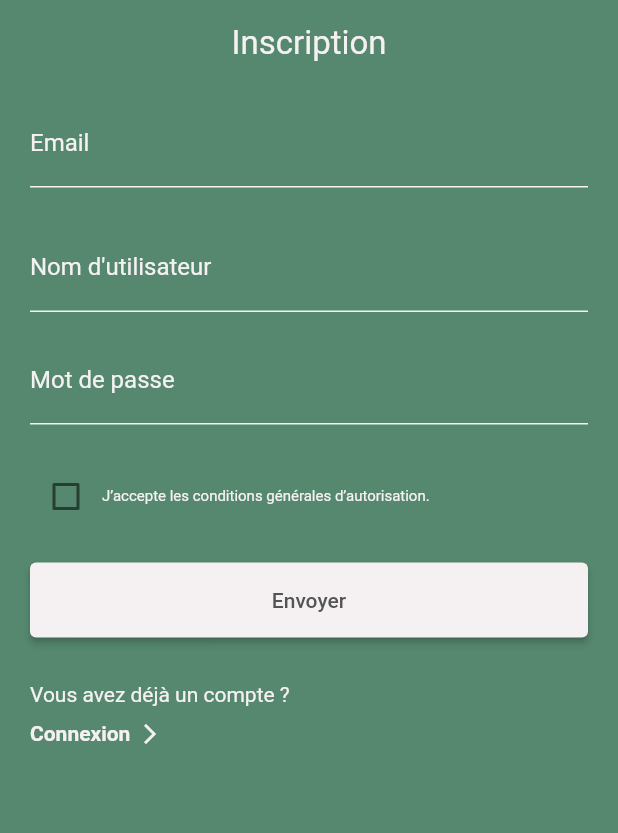
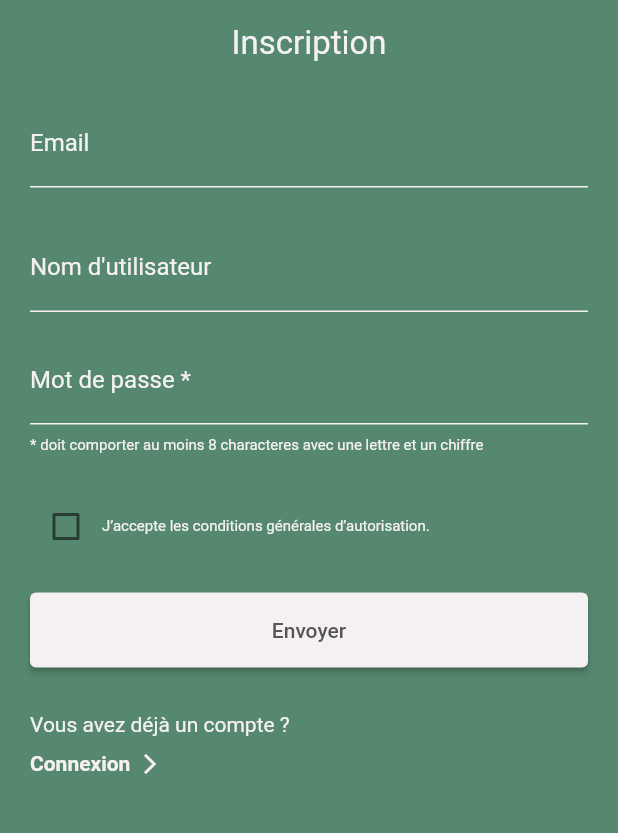
Before and after one commit to PintoJody/SmokeHelper, a Flutter app: the RegisterView screen opened by its route, on a phone screen of 412 x 824 dp, the part 300-1133 px from its top. Run offline on Flutter 3.47's test engine with Material 2 defaults, Android fonts, the phone set to English and light mode, and no system bars; our stand-ins replace flutter_bluetooth_serial, flutter_secure_storage, flutter_svg, shared_preferences; missing offline and left inert: dart:ffi; accounts and stored records are empty; network calls fail.

Commit message:
update input

```diff
--- a/lib/view/registerView.dart
+++ b/lib/view/registerView.dart
@@ -133,7 +133,7 @@ class _RegisterView extends State<RegisterView> {
                 const SizedBox(height: 16.0),
                 TextFormField(
                   decoration: const InputDecoration(
-                    labelText: 'Mot de passe',
+                    labelText: 'Mot de passe *',
                     labelStyle: TextStyle(
                       color: CustomTheme.bgWhiteColor,
                     ),
@@ -152,6 +152,8 @@ class _RegisterView extends State<RegisterView> {
                   },
                   onSaved: (value) => _user.password = value!,
                 ),
+                const SizedBox(height: 8.0),
+                const Text('* doit comporter au moins 8 characteres avec une lettre et un chiffre', style: TextStyle(fontSize: 10.0, color: CustomTheme.bgWhiteColor), textAlign: TextAlign.start,),
                 const SizedBox(height: 24.0),
                 Row(
                   children: [
```
